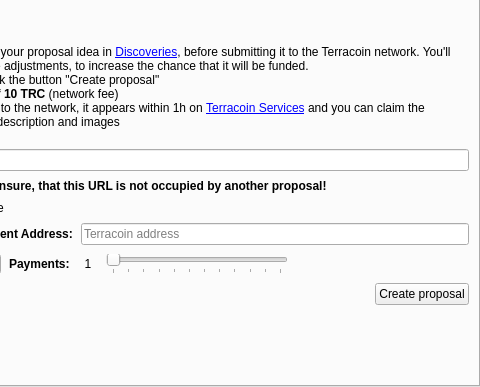
The window that src/qt/forms/masternodelist.ui (terracoin/terracoin) describes before a commit, drawn with Qt 5; both pictures show x 243 to 723 and y 81 to 468 of the 723 by 468 pixel window.
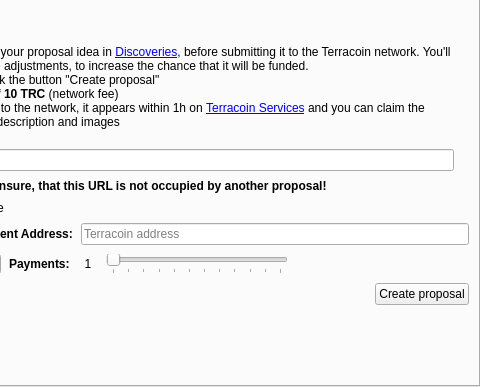
The same window after the commit. The open tabs and pages were chosen to show the change.

Commit message: Add visual to ajax loading

What changed in the file:
```diff
--- a/src/qt/forms/masternodelist.ui
+++ b/src/qt/forms/masternodelist.ui
@@ -342,6 +342,10 @@
                  </property>
                 </widget>
                </item>
+               <item>
+                <widget class="QLabel" name="ajaxSpinner">
+                </widget>
+               </item>
               </layout>
              </item>
              <item>
```
The commit also changes 5 other files.
